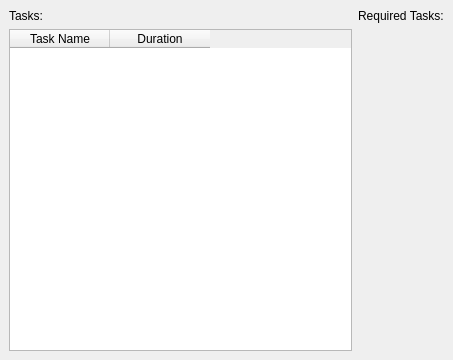
Old version of the form kplato/kptperteditor.ui in the repository KDE/calligra.
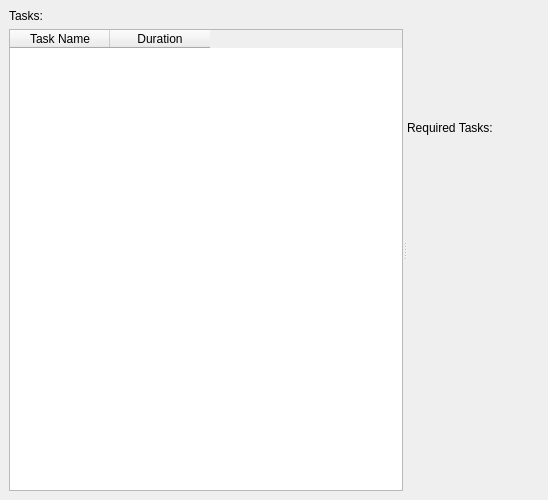
New version of the form. Custom widgets are drawn as their Qt base class.

Commit message: update kptperteditor to use a .ui file

Patch:
```diff
--- a/kplato/kptperteditor.ui
+++ b/kplato/kptperteditor.ui
@@ -5,8 +5,8 @@
    <rect>
     <x>0</x>
     <y>0</y>
-    <width>453</width>
-    <height>360</height>
+    <width>548</width>
+    <height>500</height>
    </rect>
   </property>
   <property name="windowTitle" >
@@ -19,24 +19,27 @@
    <property name="spacing" >
     <number>6</number>
    </property>
-   <item row="0" column="1" >
-    <widget class="QLabel" name="label_2" >
-     <property name="text" >
-      <string>Required Tasks:</string>
-     </property>
-    </widget>
-   </item>
    <item row="0" column="0" >
+    <widget class="QSplitter" name="splitter" >
+     <property name="orientation" >
+      <enum>Qt::Horizontal</enum>
+     </property>
+     <widget class="QWidget" name="" >
+      <layout class="QVBoxLayout" >
+       <property name="margin" >
+        <number>0</number>
+       </property>
+       <property name="spacing" >
+        <number>6</number>
+       </property>
+       <item>
     <widget class="QLabel" name="label" >
      <property name="text" >
       <string>Tasks:</string>
      </property>
     </widget>
    </item>
-   <item row="1" column="1" >
-    <widget class="KActionSelector" name="assignList" />
-   </item>
-   <item row="1" column="0" >
+       <item>
     <widget class="QTableWidget" name="tableTaskWidget" >
      <column>
       <property name="text" >
@@ -52,10 +55,34 @@
    </item>
   </layout>
  </widget>
+     <widget class="QWidget" name="" >
+      <layout class="QVBoxLayout" >
+       <property name="margin" >
+        <number>0</number>
+       </property>
+       <property name="spacing" >
+        <number>6</number>
+       </property>
+       <item>
+        <widget class="QLabel" name="label_2" >
+         <property name="text" >
+          <string>Required Tasks:</string>
+         </property>
+        </widget>
+       </item>
+       <item>
+        <widget class="KActionSelector" native="1" name="assignList" />
+       </item>
+      </layout>
+     </widget>
+    </widget>
+   </item>
+  </layout>
+ </widget>
  <customwidgets>
   <customwidget>
    <class>KActionSelector</class>
-   <extends>QFrame</extends>
+   <extends>QWidget</extends>
    <header>kactionselector.h</header>
   </customwidget>
  </customwidgets>
```
Left out of the diff: 1 changed line with no effect on the pictures. Lines whose indentation alone changed are shown as unchanged. The commit also changes 3 other files.
